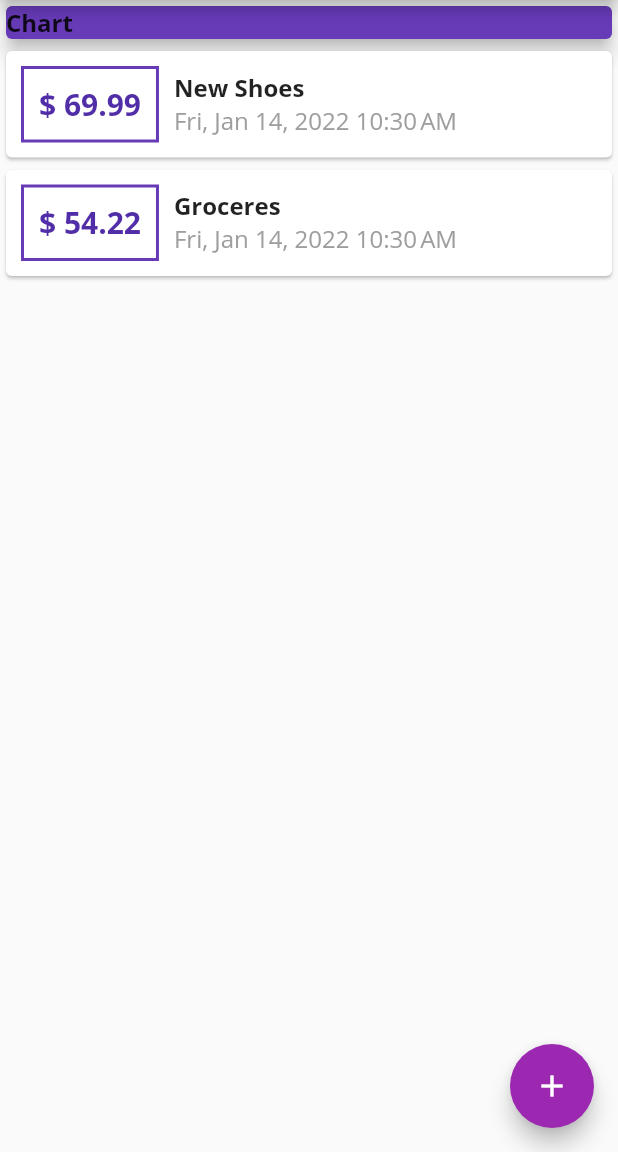
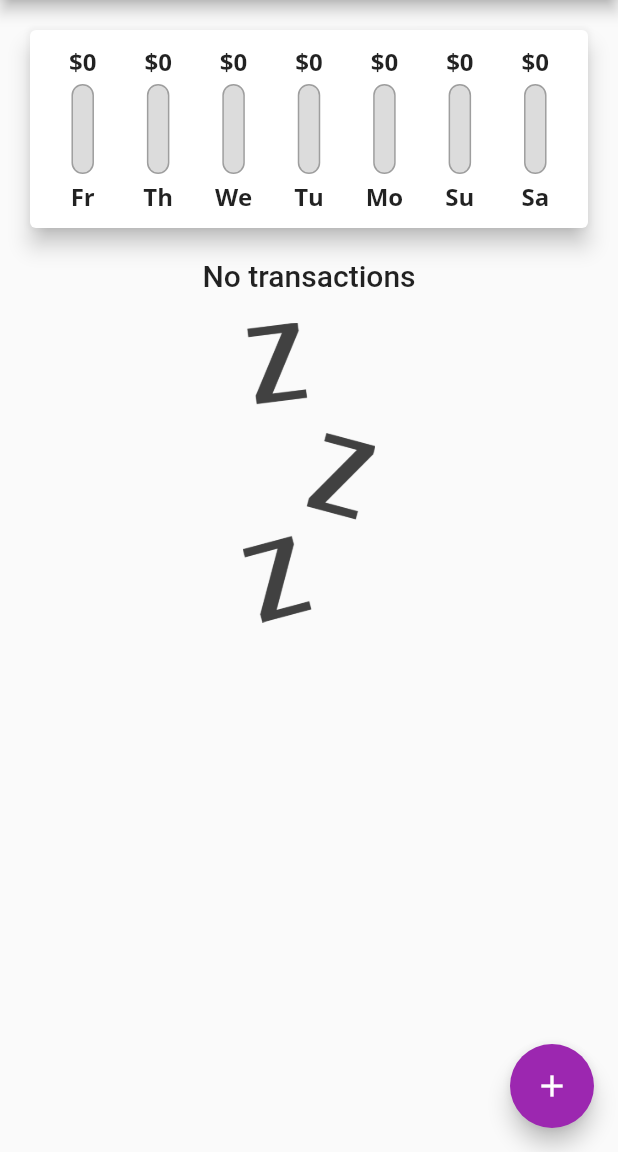
Before and after one commit to sharathbennur/personal_expenses_app, a Flutter app: the screen it shows after launch, on a phone screen of 412 x 824 dp, the part 84-1236 px from its top. Run offline on Flutter 3.47's test engine with Material 2 defaults, Android fonts, the phone set to English and light mode, and no system bars.

Commit message:
added chart, chart is functional with basic styling

```diff
--- a/lib/main.dart
+++ b/lib/main.dart
@@ -1,4 +1,5 @@
 import 'package:flutter/material.dart';
+import 'package:personal_expenses/widgets/chart.dart';
 import 'package:uuid/uuid.dart';
 
 import './models/transaction.dart';
@@ -40,19 +41,29 @@ class MyHomePage extends StatefulWidget {
 class _MyHomePageState extends State<MyHomePage> {
   var uuid = const Uuid();
   final List<Transaction> _userTransactions = [
-    Transaction(
-      id: 't1',
-      title: 'New Shoes',
-      amount: 69.99,
-      transactionDate: DateTime.now(),
-    ),
-    Transaction(
-      id: 't2',
-      title: 'Groceres',
-      amount: 54.22,
-      transactionDate: DateTime.now(),
-    )
+    // Transaction(
+    //   id: 't1',
+    //   title: 'New Shoes',
+    //   amount: 69.99,
+    //   transactionDate: DateTime.now(),
+    // ),
+    // Transaction(
+    //   id: 't2',
+    //   title: 'Groceres',
+    //   amount: 54.22,
+    //   transactionDate: DateTime.now(),
+    // )
   ];
+
+  List<Transaction> get _recentTransactions {
+    return _userTransactions.where((element) {
+      return element.transactionDate.isAfter(
+        DateTime.now().subtract(
+          Duration(days: 7),
+        ),
+      );
+    }).toList();
+  }
 
   void _addNewTransaction(String titleTx, double amountTx) {
     final newTx = Transaction(
@@ -99,14 +110,7 @@ class _MyHomePageState extends State<MyHomePage> {
           // mainAxisAlignment: MainAxisAlignment.start,
           crossAxisAlignment: CrossAxisAlignment.stretch,
           children: <Widget>[
-            Container(
-              width: double.infinity,
-              child: Card(
-                child: const Text('Chart'),
-                elevation: 5,
-                color: Theme.of(context).primaryColor,
-              ),
-            ),
+            Chart(_recentTransactions),
             TransactionList(_userTransactions),
           ],
         ),
--- /dev/null
+++ b/lib/widgets/chart.dart
@@ -0,0 +1,64 @@
+import 'package:flutter/material.dart';
+import 'package:intl/intl.dart';
+
+import './chart_bar.dart';
+import '../models/transaction.dart';
+
+class Chart extends StatelessWidget {
+  final List<Transaction> recentTransactions;
+
+  Chart(this.recentTransactions);
+
+  List<Map<String, dynamic>> get groupedTransactionValues {
+    return List.generate(7, (index) {
+      final weekDay = DateTime.now().subtract(Duration(days: index));
+      double totalWeekdaySum = 0.0;
+
+      for (var i = 0; i < recentTransactions.length; i++) {
+        if (recentTransactions[i].transactionDate.day == weekDay.day &&
+            recentTransactions[i].transactionDate.month == weekDay.month &&
+            recentTransactions[i].transactionDate.year == weekDay.year) {
+          totalWeekdaySum += recentTransactions[i].amount;
+        }
+      }
+
+      // print(DateFormat.E().format(weekDay));
+      // print(totalWeekdaySum);
+
+      return {
+        'day': DateFormat.E().format(weekDay).substring(0, 2),
+        'amount': totalWeekdaySum,
+      };
+    });
+  }
+
+  double get maxAmount {
+    return groupedTransactionValues.fold(0.0, (sum, element) {
+      return sum + element['amount'];
+    });
+  }
+
+  @override
+  Widget build(BuildContext context) {
+    return Card(
+      elevation: 6,
+      margin: EdgeInsets.all(20),
+      child: Padding(
+        padding: EdgeInsets.all(10),
+        child: Row(
+          mainAxisAlignment: MainAxisAlignment.spaceAround,
+          children: groupedTransactionValues.map((data) {
+            return Flexible(
+              fit: FlexFit.tight,
+              child: ChartBar(
+                data['day'],
+                data['amount'],
+                maxAmount == 0.0 ? 0.0 : (data['amount'] as double) / maxAmount,
+              ),
+            );
+          }).toList(),
+        ),
+      ),
+    );
+  }
+}
--- /dev/null
+++ b/lib/widgets/chart_bar.dart
@@ -0,0 +1,51 @@
+import 'package:flutter/material.dart';
+
+class ChartBar extends StatelessWidget {
+  final String label;
+  final double amountDay;
+  final double amountPctDay;
+
+  ChartBar(this.label, this.amountDay, this.amountPctDay);
+
+  @override
+  Widget build(BuildContext context) {
+    return Column(
+      children: <Widget>[
+        FittedBox(
+          child: Text('\$${amountDay.toStringAsFixed(0)}'),
+        ),
+        const SizedBox(
+          height: 4,
+        ),
+        Container(
+          height: 60,
+          width: 15,
+          child: Stack(
+            children: <Widget>[
+              Container(
+                decoration: BoxDecoration(
+                  border: Border.all(color: Colors.grey, width: 1.0),
+                  color: const Color.fromRGBO(220, 220, 220, 1),
+                  borderRadius: BorderRadius.circular(10),
+                ),
+              ),
+              FractionallySizedBox(
+                heightFactor: amountPctDay,
+                child: Container(
+                  decoration: BoxDecoration(
+                    color: Theme.of(context).primaryColor,
+                    borderRadius: BorderRadius.circular(10),
+                  ),
+                ),
+              )
+            ],
+          ),
+        ),
+        const SizedBox(
+          height: 4,
+        ),
+        Text(label),
+      ],
+    );
+  }
+}
--- a/lib/widgets/transaction_list.dart
+++ b/lib/widgets/transaction_list.dart
@@ -12,15 +12,34 @@ class TransactionList extends StatelessWidget {
   Widget build(BuildContext context) {
     return Container(
       height: 300,
-      child: ListView.builder(
+      child: transactions.isEmpty
+          ? Column(
+              children: <Widget>[
+                Text(
+                  'No transactions',
+                  style: Theme.of(context).textTheme.headline6,
+                ),
+                const SizedBox(
+                  height: 20,
+                ),
+                Container(
+                  height: 200,
+                  child: Image.asset(
+                    'assets/images/waiting.png',
+                    fit: BoxFit.cover,
+                  ),
+                ),
+              ],
+            )
+          : ListView.builder(
               itemBuilder: (context, index) {
                 return Card(
                   child: Row(
                     children: <Widget>[
                       Container(
                         padding: const EdgeInsets.all(10),
-                  margin:
-                      const EdgeInsets.symmetric(vertical: 10, horizontal: 10),
+                        margin: const EdgeInsets.symmetric(
+                            vertical: 10, horizontal: 10),
                         child: Text(
                           '\$ ${transactions[index].amount.toStringAsFixed(2)}',
                           style: TextStyle(
@@ -31,7 +50,8 @@ class TransactionList extends StatelessWidget {
                         ),
                         decoration: BoxDecoration(
                             border: Border.all(
-                          color: Theme.of(context).primaryColor, width: 2)),
+                                color: Theme.of(context).primaryColor,
+                                width: 2)),
                       ),
                       Column(
                         children: <Widget>[
--- a/pubspec.yaml
+++ b/pubspec.yaml
@@ -59,8 +59,8 @@ flutter:
   uses-material-design: true
 
   # To add assets to your application, add an assets section, like this:
-  # assets:
-  #   - images/a_dot_burr.jpeg
+  assets:
+    - assets/images/waiting.png
   #   - images/a_dot_ham.jpeg
 
   # An image asset can refer to one or more resolution-specific "variants", see
```
Also changed, not shown: assets/images/waiting.png (added). Lines whose indentation alone changed are shown as unchanged.
